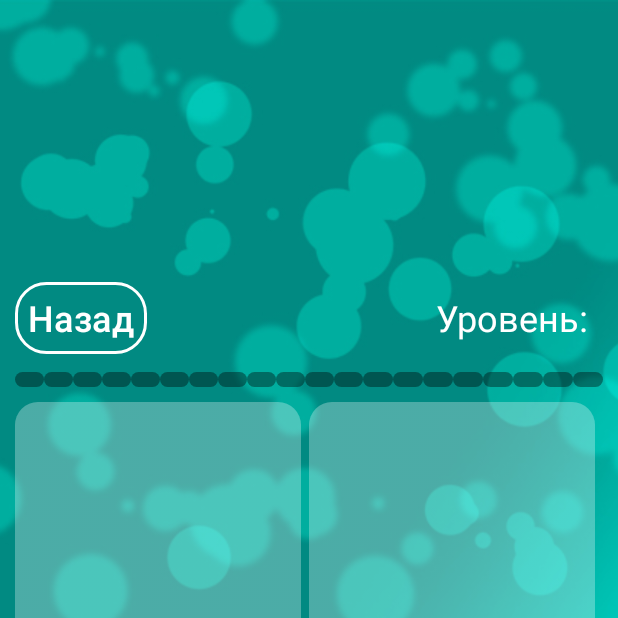
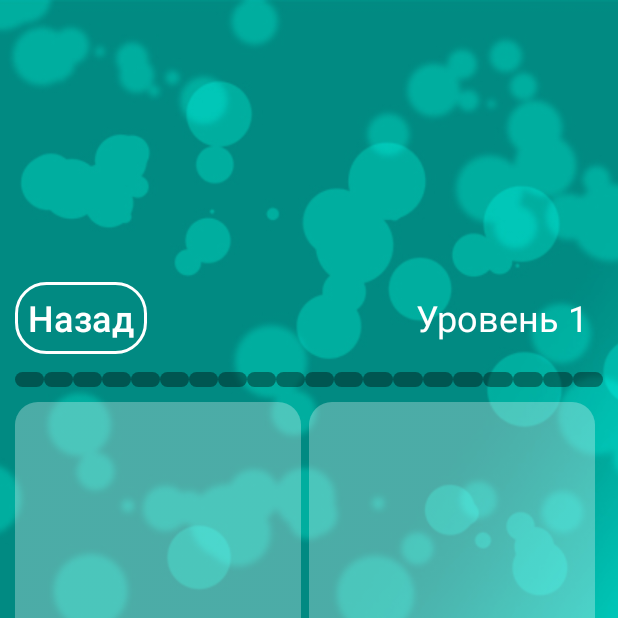
Before and after one commit to IkromR/QuizBrain, an Android app: the Level1 screen opened directly, with no data from a screen before it, on a phone screen of 412 x 824 dp, the top half of it. Run offline under Robolectric (Android 15) with nearby library versions, the light colour scheme and no system bars.

Commit message:
Writing JAVA Code (Part 1)

```diff
--- a/app/src/main/java/brain/radzhabov/quiz/Level1.java
+++ b/app/src/main/java/brain/radzhabov/quiz/Level1.java
@@ -20,6 +20,10 @@ public class Level1 extends AppCompatActivity {
     protected void onCreate(Bundle savedInstanceState) {
         super.onCreate(savedInstanceState);
         setContentView(R.layout.universal);
+
+        //Создаем переменную text_levels
+        TextView text_levels = findViewById(R.id.text_levels);
+        text_levels.setText(R.string.level1); //Установили текст
 
         final ImageView img_left = (ImageView)findViewById(R.id.img_left);
         //код для скругление углов левой картинки
--- a/app/src/main/res/values/strings.xml
+++ b/app/src/main/res/values/strings.xml
@@ -3,5 +3,6 @@
     <string name="start">Начать</string>
     <string name="back">Назад</string>
     <string name="level">Уровень:</string>
+    <string name="level1">Уровень 1</string>
     <string name="textcontinue">Продолжить</string>
 </resources>
```
